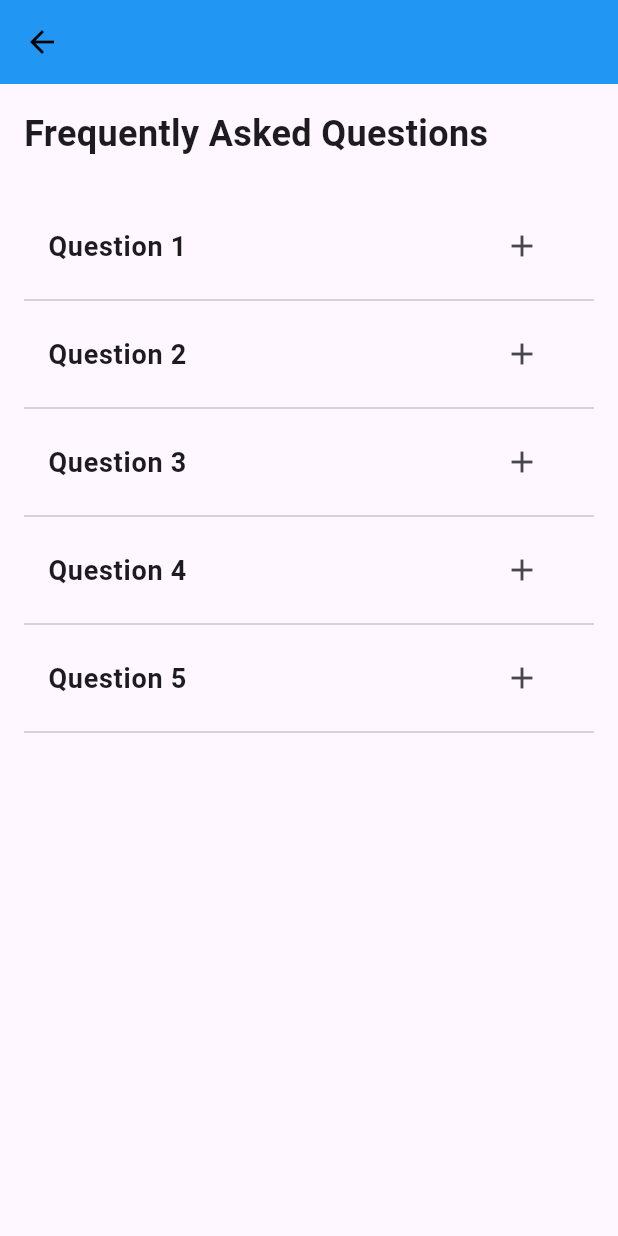
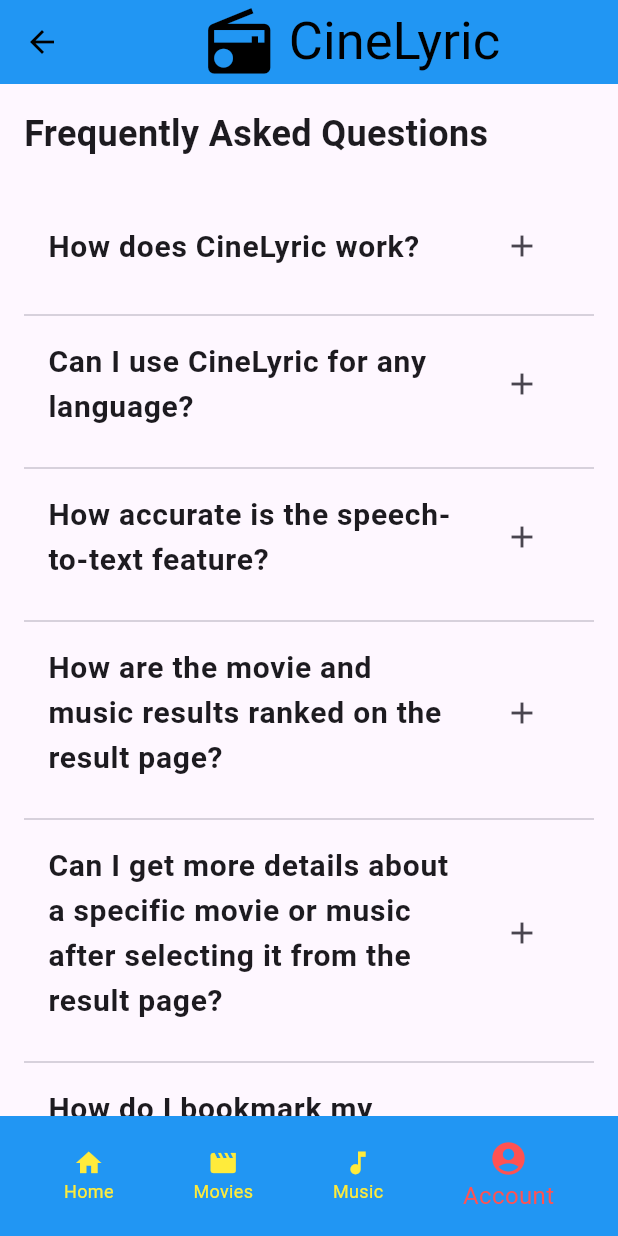
Before and after one commit to SusanAcharya/cinelyric, a Flutter app: the FAQPage screen opened directly, on a phone screen of 412 x 824 dp. Run offline on Flutter 3.47's test engine with Material 3 defaults, Android fonts, the phone set to English and light mode, and no system bars; our stand-ins replace lottie, shared_preferences, speech_to_text, youtube_player_flutter; accounts and stored records are empty.

Commit message:
Update faq_page.dart

```diff
--- a/lib/screens/faq_page.dart
+++ b/lib/screens/faq_page.dart
@@ -1,4 +1,5 @@
-// faq_page.dart
+import 'package:cinelyric/elements/appbar.dart';
+import 'package:cinelyric/elements/bottombar.dart';
 import 'package:flutter/material.dart';
 
 class FAQPage extends StatefulWidget {
@@ -7,15 +8,14 @@
 }
 
 class _FAQPageState extends State<FAQPage> {
-  List<bool> _isOpen = List.generate(5, (index) => false);
+  List<bool> _isOpen = List.generate(6, (index) => false);
 
   @override
   Widget build(BuildContext context) {
     return Scaffold(
-      appBar: AppBar(
-        title: const Text('FAQs'),
-      ),
-      body: Padding(
+      appBar: const MyAppBar(),
+      body: SingleChildScrollView(
+        child: Padding(
           padding: const EdgeInsets.all(16.0),
           child: Column(
             crossAxisAlignment: CrossAxisAlignment.start,
@@ -25,13 +25,28 @@
                 style: TextStyle(fontSize: 24, fontWeight: FontWeight.bold),
               ),
               const SizedBox(height: 30),
-            _buildFAQItem(0, 'Question 1', 'Answer 1'),
-            _buildFAQItem(1, 'Question 2', 'Answer 2'),
-            _buildFAQItem(2, 'Question 3', 'Answer 3'),
-            _buildFAQItem(3, 'Question 4', 'Answer 4'),
-            _buildFAQItem(4, 'Question 5', 'Answer 5'),
+              _buildFAQItem(0, 'How does CineLyric work?',
+                  'CineLyric utilizes speech-to-text technology to convert your spoken words into text. Simply choose between the movie and music sections, provide the relevant input, and the app will display the results based on popularity.'),
+              _buildFAQItem(1, 'Can I use CineLyric for any language?',
+                  'Currently, CineLyric supports only English. But we are planning to expand our language support.'),
+              _buildFAQItem(2, 'How accurate is the speech-to-text feature?',
+                  'CineLyric employs advanced speech recognition technology for accurate transcription. However, results may vary depending on background noise and speech clarity.'),
+              _buildFAQItem(
+                  3,
+                  'How are the movie and music results ranked on the result page?',
+                  'Results are displayed based on popularity. The more popular the movie or music, the higher it appears on the result page.'),
+              _buildFAQItem(
+                  4,
+                  'Can I get more details about a specific movie or music after selecting it from the result page?',
+                  'Yes, selecting a movie or music will take you to a dedicated result page with details such as movie name, genre, release date, ratings, and posters for movies, and music name, genre, artist name, release date, and lyrics for music.'),
+              _buildFAQItem(5, 'How do I bookmark my favorite movies or music?',
+                  'Simply click on the bookmark icon next to the movie or music you want to save. You can view your bookmarked items anytime in the app.'),
             ],
           ),
+        ),
+      ),
+      bottomNavigationBar: const MyAppBottomBar(
+        currentPageIndex: 3,
       ),
     );
   }
@@ -43,7 +58,7 @@
         ListTile(
           title: Text(
             question,
-            style: TextStyle(fontSize: 18, fontWeight: FontWeight.bold),
+            style: TextStyle(fontSize: 20, fontWeight: FontWeight.bold),
           ),
           trailing: IconButton(
             icon: Icon(_isOpen[index] ? Icons.remove : Icons.add),
@@ -59,9 +74,10 @@
             padding: const EdgeInsets.only(left: 16.0),
             child: Text(
               answer,
-              style: TextStyle(fontSize: 16),
+              style: TextStyle(fontSize: 18),
             ),
           ),
+        const SizedBox(height: 10),
         const Divider(),
       ],
     );
```
Lines whose indentation alone changed are shown as unchanged.
